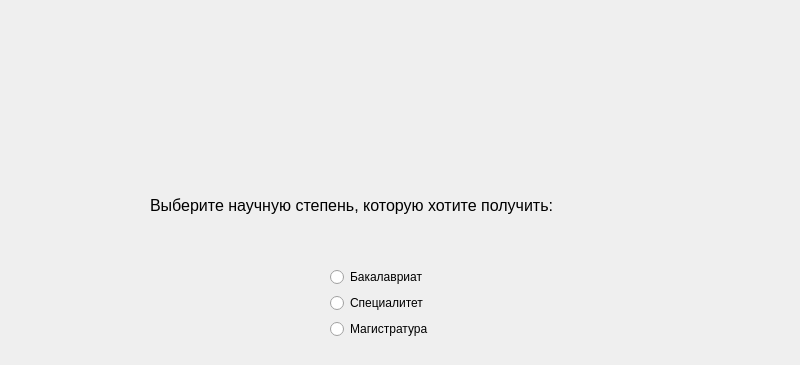
Before: the Qt Designer form ui/mainwindow.ui in vernolll/app-for-future-student, drawn with Qt 5; both pictures show x 0 to 800 and y 0 to 365 of the 800 by 600 pixel window.
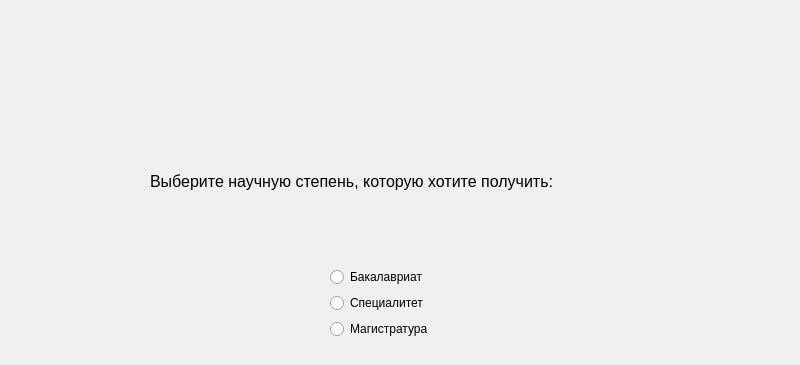
After: the same form once the commit is applied. Icons and pictures are not drawn.

Diff of the .ui file:
```diff
--- a/ui/mainwindow.ui
+++ b/ui/mainwindow.ui
@@ -381,8 +381,8 @@
        <rect>
         <x>150</x>
         <y>170</y>
-        <width>511</width>
-        <height>71</height>
+        <width>506</width>
+        <height>24</height>
        </rect>
       </property>
       <property name="text">
```
